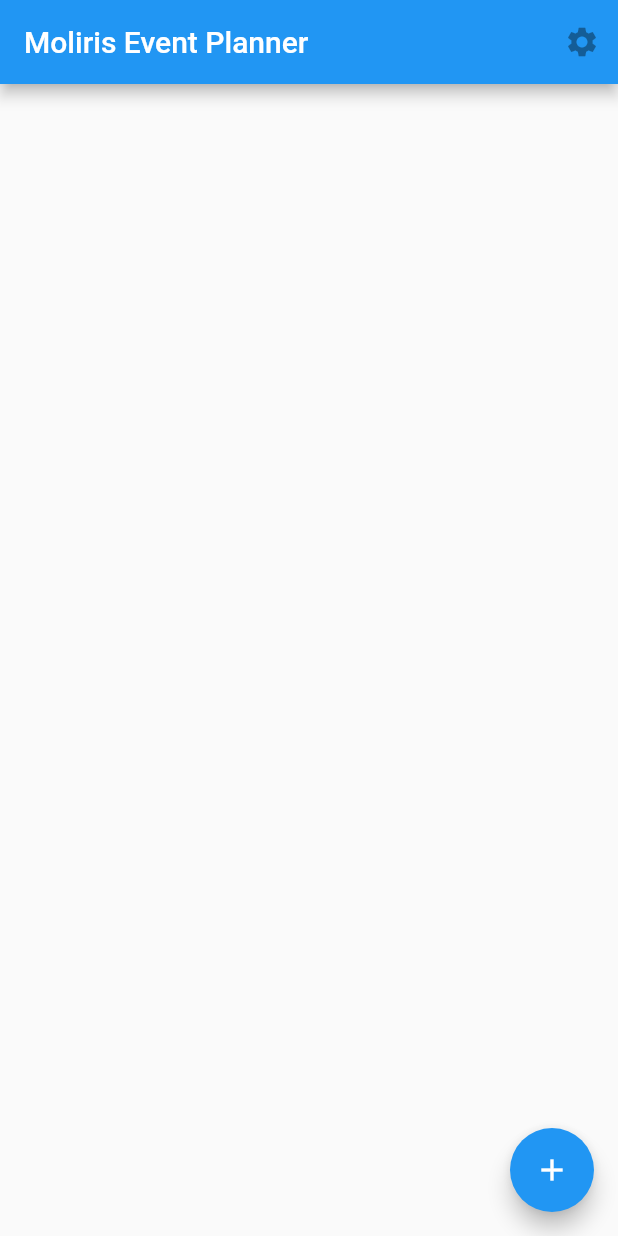
After one commit to ingmar-granzow/moliris_flutter, a Flutter app: the HomeScreen screen opened directly, on a phone screen of 412 x 824 dp. The commit adds this screen. Run offline on Flutter 3.47's test engine with Material 2 defaults, Android fonts, the phone set to English and light mode, and no system bars.

Commit message:
introduce provider for app state management

```diff
--- /dev/null
+++ b/lib/models/event.dart
@@ -0,0 +1,12 @@
+import 'package:flutter/material.dart';
+
+import 'package:moliris_flutter/models/item.dart';
+
+class Event {
+  String name, description;
+  DateTime date;
+
+  final List<Item> items = [];
+
+  Event({@required this.name, this.description = '', this.date = null});
+}
--- /dev/null
+++ b/lib/models/item.dart
@@ -0,0 +1,8 @@
+import 'package:flutter/material.dart';
+
+class Item {
+  String name, notes, person;
+  DateTime date = DateTime.now();
+
+  Item({@required this.name, this.notes = '', this.person = ''});
+}
--- a/lib/new_event_page.dart
+++ b/lib/new_event_page.dart
@@ -1,14 +1,13 @@
 import 'package:flutter/material.dart';
+import 'package:provider/provider.dart';
 
-import 'model.dart';
+import 'package:moliris_flutter/models/event.dart';
+import 'package:moliris_flutter/providers/events_model.dart';
 
 class NewEventPage extends StatefulWidget {
-  final String name;
-  final String description;
-  final DateTime date;
+  final Event event;
 
-  NewEventPage({Key key, this.name: '', this.description: '', this.date: null})
-    : super(key: key);
+  NewEventPage({this.event: null});
 
   @override
   _NewEventPageState createState() => _NewEventPageState();
@@ -26,11 +25,16 @@ class _NewEventPageState extends State<NewEventPage> {
     'date': null
   };
 
+  bool _isEditMode = false;
+
+  @override
   void initState() {
-    _dateCtl.text = widget.date?.toString()?.substring(0, 10) ?? '';
+    _isEditMode = widget.event != null;
+    _dateCtl.text = widget.event?.date?.toString()?.substring(0, 10) ?? '';
     super.initState();
   }
 
+  @override
   void dispose() {
     _dateCtl.dispose();
     super.dispose();
@@ -39,18 +43,22 @@ class _NewEventPageState extends State<NewEventPage> {
   void _submitForm() {
     if (_formKey.currentState.validate()) {
       _formKey.currentState.save();
-      Navigator.pop(context, Event(
-        formData['name'],
-        formData['description'],
-        DateTime.tryParse(formData['date']))
-      );
+
+      if (_isEditMode) {
+        widget.event.name = formData['name'];
+        widget.event.description = formData['description'];
+        widget.event.date = DateTime.tryParse(formData['date']);
+      } else {
+        final Event newEvent = Event(name: formData['name'], description: formData['description'], date: DateTime.tryParse(formData['date']));
+        Provider.of<EventsModel>(context, listen: false).addEvent(newEvent);
+      }
+
+      Navigator.pop(context);
     }
   }
 
   @override
   Widget build(BuildContext context) {
-    final bool isEditMode = !widget.name.isEmpty;
-
     return Scaffold(
       appBar: AppBar(
         leading: IconButton(
@@ -60,7 +68,7 @@ class _NewEventPageState extends State<NewEventPage> {
             Navigator.pop(context);
           }
         ),
-        title: Text(isEditMode ? 'Event ändern' : 'Neues Event'),
+        title: Text(_isEditMode ? 'Event ändern' : 'Neues Event'),
       ),
       body: Form(
         key: _formKey,
@@ -70,7 +78,7 @@ class _NewEventPageState extends State<NewEventPage> {
             crossAxisAlignment: CrossAxisAlignment.start,
             children: <Widget>[
               TextFormField(
-                initialValue: widget.name,
+                initialValue: widget.event?.name,
                 decoration: const InputDecoration(
                   hintText: 'Name',
                 ),
@@ -89,7 +97,7 @@ class _NewEventPageState extends State<NewEventPage> {
                 },
               ),
               TextFormField(
-                initialValue: widget.description,
+                initialValue: widget.event?.description,
                 decoration: const InputDecoration(
                   hintText: 'Beschreibung (optional)',
                 ),
@@ -139,7 +147,7 @@ class _NewEventPageState extends State<NewEventPage> {
                   onPressed: () {
                     _submitForm();
                   },
-                  child: Text(isEditMode ? 'Speichern' : 'Hinzufügen'),
+                  child: Text(_isEditMode ? 'Speichern' : 'Hinzufügen'),
                 ),
               ),
             ],
--- /dev/null
+++ b/lib/providers/events_model.dart
@@ -0,0 +1,36 @@
+import 'dart:collection';
+
+import 'package:flutter/material.dart';
+
+import 'package:moliris_flutter/models/event.dart';
+import 'package:moliris_flutter/models/item.dart';
+
+class EventsModel extends ChangeNotifier {
+  final List<Event> _events = [];
+
+  UnmodifiableListView<Event> get allEvents => UnmodifiableListView(_events);
+
+  void addEvent(Event event) {
+    _events.add(event);
+    notifyListeners();
+  }
+
+  void deleteEvent(Event event) {
+    _events.remove(event);
+    notifyListeners();
+  }
+
+  UnmodifiableListView<Item> getAllItems(Event event) {
+    return UnmodifiableListView(event?.items);
+  } // necessary?
+
+  void addItem(Event event, Item item) {
+    event?.items.add(item);
+    notifyListeners();
+  }
+
+  void deleteItem(Event event, Item item) {
+    event?.items.remove(item);
+    notifyListeners();
+  }
+}
--- /dev/null
+++ b/lib/widgets/event_list.dart
@@ -0,0 +1,21 @@
+import 'package:flutter/material.dart';
+
+import 'package:moliris_flutter/models/event.dart';
+import 'package:moliris_flutter/widgets/event_card.dart';
+
+class EventList extends StatelessWidget {
+  final List<Event> events;
+
+  EventList({@required this.events});
+
+  @override
+  Widget build(BuildContext context) {
+    return ListView(
+      children: getChildrenEvents(),
+    );
+  }
+
+  List<Widget> getChildrenEvents() {
+    return events.map((element) => EventCard(event: element)).toList();
+  }
+}
--- a/pubspec.yaml
+++ b/pubspec.yaml
@@ -19,6 +19,7 @@ environment:
 dependencies:
   flutter:
     sdk: flutter
+  provider: ^4.0.0
 
   # The following adds the Cupertino Icons font to your application.
   # Use with the CupertinoIcons class for iOS style icons.
```
Also changed, not shown: lib/event_page.dart (+14 -56 lines), lib/main.dart (+24 -52 lines), lib/model.dart (deleted, +0 -19 lines), lib/new_item_page.dart (+31 -14 lines), lib/widgets/event_card.dart (renamed from lib/event_card.dart, +24 -27 lines), lib/widgets/item_entry.dart (renamed from lib/item_entry.dart, +24 -30 lines), lib/widgets/item_list.dart (added, +27 -0 lines), pubspec.lock.
